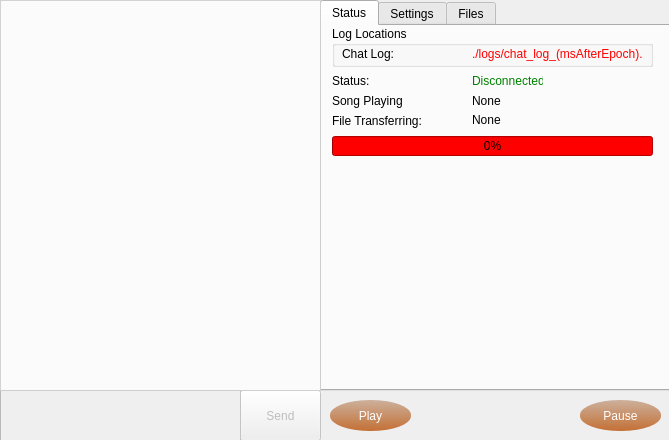
This is mainwindow.ui in warren80/comaudio as Qt 5 draws it before an edit. The edited form follows.
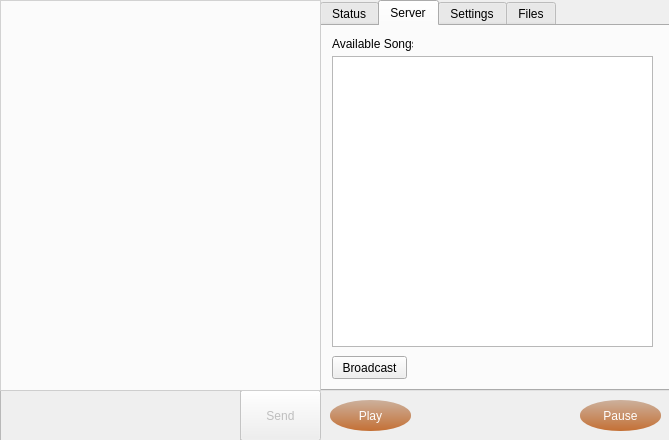
This is the edited form. Icons and pictures are not drawn.

Diff of the .ui file:
```diff
--- a/mainwindow.ui
+++ b/mainwindow.ui
@@ -98,7 +98,10 @@
      <enum>QTabWidget::Rounded</enum>
     </property>
     <property name="currentIndex">
-     <number>0</number>
+     <number>1</number>
+    </property>
+    <property name="elideMode">
+     <enum>Qt::ElideNone</enum>
     </property>
     <widget class="QWidget" name="statusTab">
      <attribute name="title">
@@ -143,7 +146,7 @@
        </rect>
       </property>
       <property name="text">
-       <string>Song Playing:</string>
+       <string>Current Song:</string>
       </property>
      </widget>
      <widget class="QLabel" name="songText">
@@ -244,6 +247,47 @@
       </property>
      </widget>
     </widget>
+    <widget class="QWidget" name="serverTab">
+     <attribute name="title">
+      <string>Server</string>
+     </attribute>
+     <widget class="QListWidget" name="songList">
+      <property name="geometry">
+       <rect>
+        <x>10</x>
+        <y>30</y>
+        <width>321</width>
+        <height>291</height>
+       </rect>
+      </property>
+     </widget>
+     <widget class="QPushButton" name="pushButton">
+      <property name="geometry">
+       <rect>
+        <x>10</x>
+        <y>330</y>
+        <width>75</width>
+        <height>23</height>
+       </rect>
+      </property>
+      <property name="text">
+       <string>Broadcast</string>
+      </property>
+     </widget>
+     <widget class="QLabel" name="label">
+      <property name="geometry">
+       <rect>
+        <x>10</x>
+        <y>10</y>
+        <width>81</width>
+        <height>16</height>
+       </rect>
+      </property>
+      <property name="text">
+       <string>Available Songs:</string>
+      </property>
+     </widget>
+    </widget>
     <widget class="QWidget" name="settingsTab">
      <attribute name="title">
       <string>Settings</string>
```
